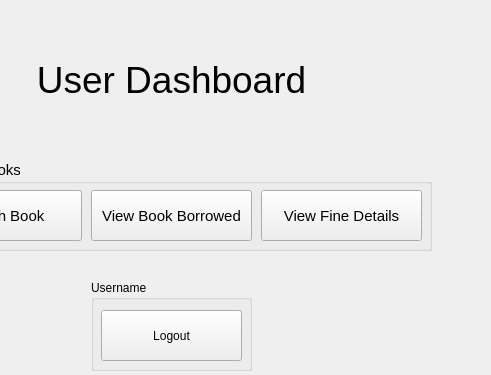
This is src/gui/userportal.ui in neeraj-395/lms-app as Qt 5 draws it before an edit; both pictures show x 149 to 640 and y 0 to 375 of the 640 by 480 pixel window. The edited form follows.
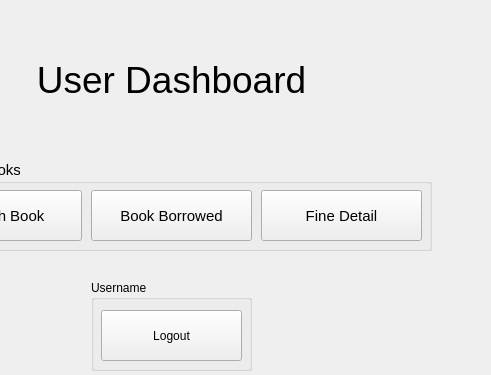
This is the edited form.

The edit to the form file:
```diff
--- a/src/gui/userportal.ui
+++ b/src/gui/userportal.ui
@@ -143,7 +143,7 @@
      </rect>
     </property>
     <property name="text">
-     <string>View Fine Details</string>
+     <string>Fine Detail</string>
     </property>
     <property name="autoRepeatInterval">
      <number>100</number>
@@ -168,7 +168,7 @@
      <bool>false</bool>
     </property>
     <property name="text">
-     <string>View Book Borrowed</string>
+     <string>Book Borrowed</string>
     </property>
     <property name="autoRepeatInterval">
      <number>100</number>
```
Left out of the diff: 10 changed lines with no effect on the pictures.
